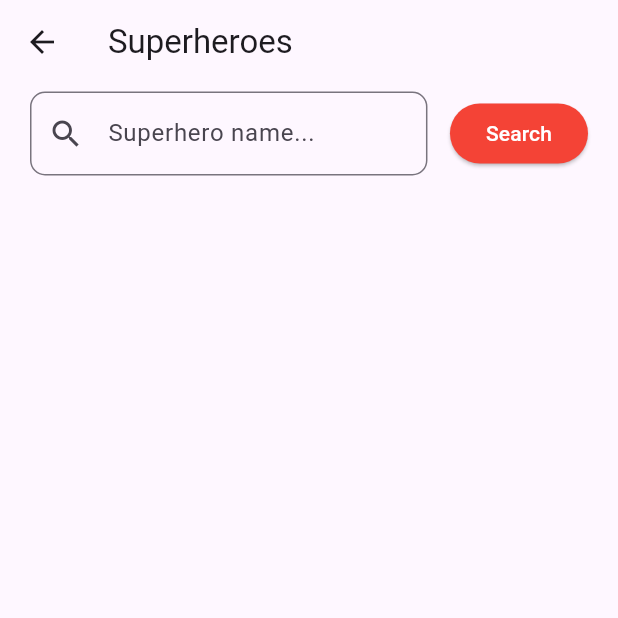
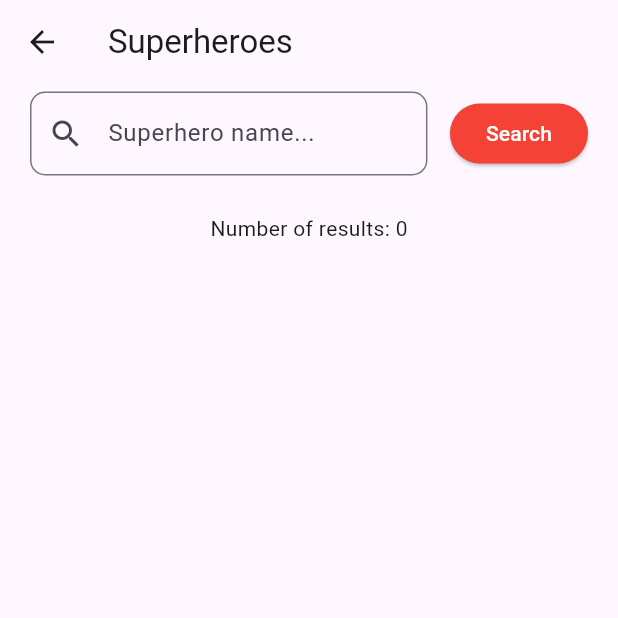
Before and after one commit to alanegd/supercomicsapp, a Flutter app: the screen it shows after launch, after a tap on "Superheroes", on a phone screen of 412 x 824 dp, the top half of it. Run offline on Flutter 3.47's test engine with Material 3 defaults, Android fonts, the phone set to English and light mode, and no system bars; our stand-ins replace shared_preferences, sqflite; accounts and stored records are empty; network calls fail.

Commit message:
feat: Add shared preferences to store heroesCount

```diff
--- a/lib/main.dart
+++ b/lib/main.dart
@@ -2,6 +2,7 @@ import 'package:flutter/material.dart';
 import 'package:supercomicsapp/screens/home_screen.dart';
 
 void main() {
+  WidgetsFlutterBinding.ensureInitialized();
   runApp(const MainApp());
 }
 
@@ -11,6 +12,8 @@ class MainApp extends StatelessWidget {
   @override
   Widget build(BuildContext context) {
     return const MaterialApp(
-        debugShowCheckedModeBanner: false, home: HomeScreen());
+      debugShowCheckedModeBanner: false,
+      home: HomeScreen(),
+    );
   }
 }
--- a/lib/screens/favorites_screen.dart
+++ b/lib/screens/favorites_screen.dart
@@ -21,7 +21,6 @@ class _FavoritesScreenState extends State<FavoritesScreen> {
   }
 
   initialize() async {
-    print("Hola");
     try {
       List<Superhero> results = await _superheroDao.getAll();
 
@@ -44,10 +43,7 @@ class _FavoritesScreenState extends State<FavoritesScreen> {
       ),
       body: Center(
         child: Column(
-          children: [
-            const Text(''),
-            Expanded(child: SuperheroList(superheroes: superheroes))
-          ],
+          children: [Expanded(child: SuperheroList(superheroes: superheroes))],
         ),
       ),
     );
--- a/lib/screens/superheroes_screen.dart
+++ b/lib/screens/superheroes_screen.dart
@@ -3,6 +3,7 @@ import 'package:supercomicsapp/models/superhero.dart';
 import 'package:supercomicsapp/screens/widgets/custom_search_bar.dart';
 import 'package:supercomicsapp/screens/widgets/superhero_list.dart';
 import 'package:supercomicsapp/services/superhero_service.dart';
+import 'package:shared_preferences/shared_preferences.dart';
 
 class SuperheroesScreen extends StatefulWidget {
   const SuperheroesScreen({super.key});
@@ -14,6 +15,7 @@ class SuperheroesScreen extends StatefulWidget {
 class _SuperheroesScreenState extends State<SuperheroesScreen> {
   List<Superhero> superheroes = [];
   final SuperHeroService superheroService = SuperHeroService();
+  int heroesCount = 0;
 
   Future<void> fetchHeroes(String value) async {
     if (value.isEmpty) {
@@ -25,8 +27,14 @@ class _SuperheroesScreenState extends State<SuperheroesScreen> {
           await superheroService.searchHeros(value) as List<Superhero>;
       setState(() {
         superheroes = result;
+        // Actualizar heroesCount dentro de setState para asegurar la sincronización
+        heroesCount = result.length;
       });
       print("Heroes fetched: ${superheroes.length}");
+
+      // Guardar la cantidad de elementos en shared_preferences
+      SharedPreferences prefs = await SharedPreferences.getInstance();
+      await prefs.setInt('heroes_count', superheroes.length);
     } catch (e) {
       print("Error fetching heroes: $e");
     }
@@ -46,6 +54,9 @@ class _SuperheroesScreenState extends State<SuperheroesScreen> {
                 fetchHeroes(value);
               },
             ),
+            const SizedBox(height: 20),
+            Text('Number of results: $heroesCount'),
+            const SizedBox(height: 15),
             Expanded(child: SuperheroList(superheroes: superheroes))
           ],
         ),
--- a/pubspec.yaml
+++ b/pubspec.yaml
@@ -11,6 +11,7 @@ dependencies:
     sdk: flutter
   http: ^1.2.1
   sqflite: ^2.3.3+1
+  shared_preferences: ^2.0.13
 
 dev_dependencies:
   flutter_test:
```
Also changed, not shown: pubspec.lock, 2 other files.
